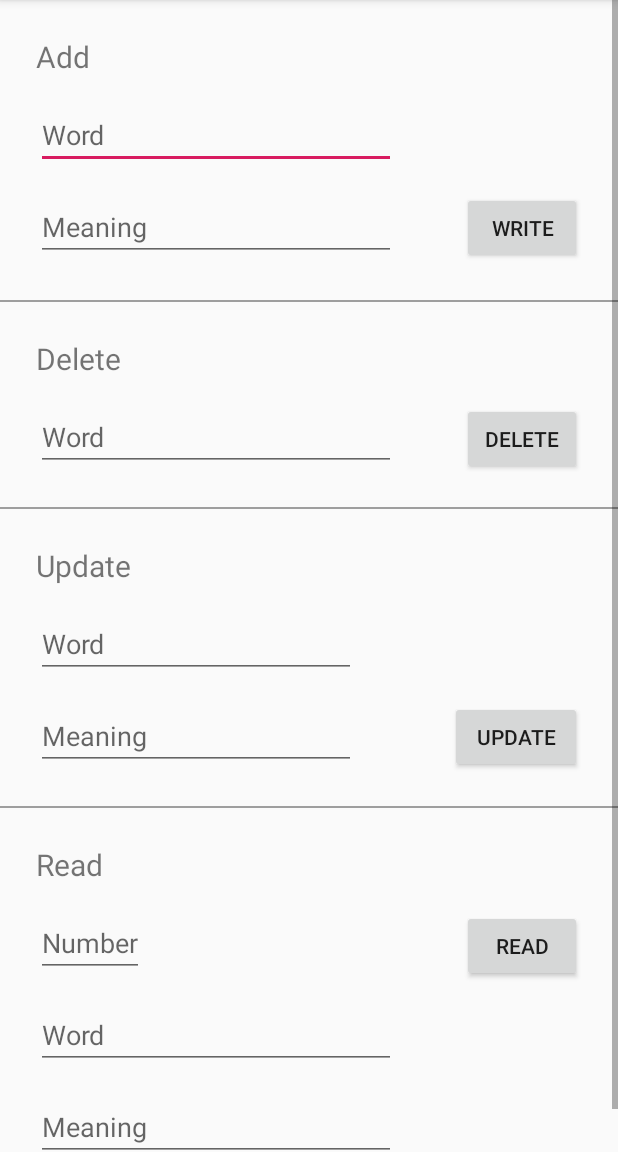
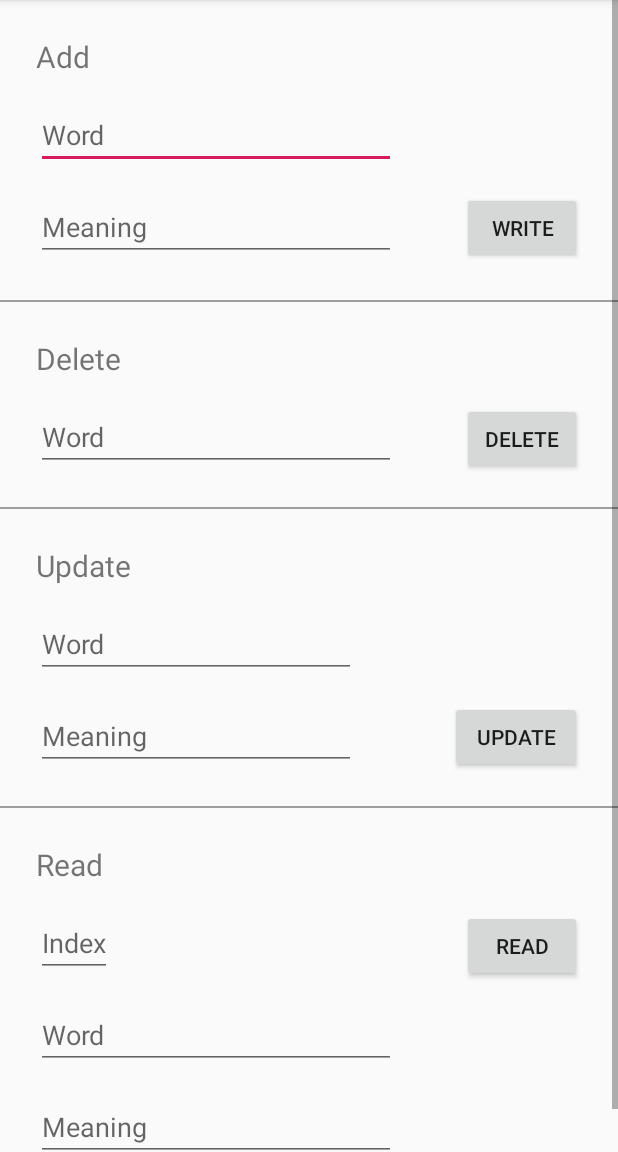
Before and after one commit to A1stTimePlay/Dictionary, an Android app: the View_Home screen opened directly, with no data from a screen before it, on a phone screen of 412 x 824 dp, the part 84-1236 px from its top. Run offline under Robolectric (Android 15) with nearby library versions, the phone set to English and light mode, and no system bars.

Commit message:
project complete

```diff
--- a/app/src/main/java/com/example/dictionary/MainActivity.java
+++ b/app/src/main/java/com/example/dictionary/MainActivity.java
@@ -6,7 +6,6 @@ import android.content.Intent;
 import android.os.Bundle;
 import android.view.View;
 import android.widget.Button;
-import android.widget.TextView;
 
 import com.example.dictionary.View.View_Home;
 import com.example.dictionary.View.View_Search;
--- a/app/src/main/java/com/example/dictionary/Presenter/Presenter_Search.java
+++ b/app/src/main/java/com/example/dictionary/Presenter/Presenter_Search.java
@@ -1,7 +1,6 @@
 package com.example.dictionary.Presenter;
 
 import com.example.dictionary.MainActivity;
-import com.example.dictionary.Model.Trie;
 import com.example.dictionary.View.View_Search;
 
 import java.io.FileInputStream;
@@ -9,7 +8,6 @@ import java.io.FileNotFoundException;
 import java.io.IOException;
 
 import static com.example.dictionary.MainActivity.MAX_MEANING_CHARACTER;
-import static com.example.dictionary.MainActivity.MAX_WORD_CHARACTER;
 
 public class Presenter_Search implements IPresenter_Search{
     View_Search view_search;
--- a/app/src/main/java/com/example/dictionary/View/IView_Home.java
+++ b/app/src/main/java/com/example/dictionary/View/IView_Home.java
@@ -1,6 +1,8 @@
 package com.example.dictionary.View;
 
 public interface IView_Home {
-    void showOnTextView(String word, String meaning);
-    void deleteCallBack();
+    void addCallBack(String word, int status);
+    void readCallBack(String word, String meaning);
+    void deleteCallBack(String word, int status);
+    void updateCallBack(String word, int status);
 }
--- a/app/src/main/java/com/example/dictionary/View/View_Home.java
+++ b/app/src/main/java/com/example/dictionary/View/View_Home.java
@@ -6,6 +6,7 @@ import android.os.Bundle;
 import android.view.View;
 import android.widget.Button;
 import android.widget.EditText;
+import android.widget.Toast;
 
 import com.example.dictionary.MainActivity;
 import com.example.dictionary.Presenter.Presenter_Home;
@@ -15,6 +16,10 @@ public class View_Home extends AppCompatActivity implements IView_Home {
     EditText etWordRead;
     EditText etMeaningRead;
     EditText etWordDelete;
+    EditText etWordUpdate;
+    EditText etMeaningUpdate;
+    EditText etWordAdd;
+    EditText etMeaningAdd;
     Presenter_Home presenter_home;
 
     @Override
@@ -22,16 +27,19 @@ public class View_Home extends AppCompatActivity implements IView_Home {
         super.onCreate(savedInstanceState);
         setContentView(R.layout.activity_home);
         presenter_home = new Presenter_Home(this);
-        final EditText etWordAdd = findViewById(R.id.etWordAdd);
-        final EditText etMeaningAdd = findViewById(R.id.etMeaningAdd);
+
         Button write = findViewById(R.id.write);
         Button read = findViewById(R.id.read);
         Button delete = findViewById(R.id.delete);
         Button update = findViewById(R.id.update);
         final EditText etNumber = findViewById(R.id.number);
+        etWordAdd = findViewById(R.id.etWordAdd);
+        etMeaningAdd = findViewById(R.id.etMeaningAdd);
         etWordRead = findViewById(R.id.etWordRead);
         etMeaningRead = findViewById(R.id.etMeaningRead);
         etWordDelete = findViewById(R.id.etWordDelete);
+        etWordUpdate = findViewById(R.id.etWordUpdate);
+        etMeaningUpdate = findViewById(R.id.etMeaningUpdate);
 
         write.setOnClickListener(new View.OnClickListener() {
             @Override
@@ -39,7 +47,7 @@ public class View_Home extends AppCompatActivity implements IView_Home {
                 String word = etWordAdd.getText().toString().trim().toLowerCase();
                 String meaning = etMeaningAdd.getText().toString().trim().toLowerCase();
                 if (word.length() != 0 && meaning.length() != 0) {
-                    presenter_home.write(MainActivity.WORD, MainActivity.MEANING ,word, meaning);
+                    presenter_home.write(MainActivity.WORD, MainActivity.MEANING, word, meaning);
                 } else {
                     System.out.println("Input all required field");
                 }
@@ -48,10 +56,10 @@ public class View_Home extends AppCompatActivity implements IView_Home {
         read.setOnClickListener(new View.OnClickListener() {
             @Override
             public void onClick(View v) {
-                String number = etNumber.getText().toString().trim();
+                String number = etNumber.getText().toString().trim().toLowerCase();
                 if (number.length() != 0) {
                     int step = Integer.parseInt(number);
-                        presenter_home.read(MainActivity.WORD, MainActivity.MEANING, step);
+                    presenter_home.read(MainActivity.WORD, MainActivity.MEANING, step);
                 } else {
                     System.out.println("Input all required field");
                 }
@@ -60,21 +68,48 @@ public class View_Home extends AppCompatActivity implements IView_Home {
         delete.setOnClickListener(new View.OnClickListener() {
             @Override
             public void onClick(View view) {
-                String word = etWordDelete.getText().toString();
+                String word = etWordDelete.getText().toString().trim().toLowerCase();
                 presenter_home.delete(MainActivity.WORD, MainActivity.MEANING, word);
+            }
+        });
+        update.setOnClickListener(new View.OnClickListener() {
+            @Override
+            public void onClick(View v) {
+                String word = etWordUpdate.getText().toString().trim().toLowerCase();
+                String meaning = etMeaningUpdate.getText().toString().trim().toLowerCase();
+                presenter_home.update(MainActivity.WORD, MainActivity.MEANING, word, meaning);
             }
         });
     }
 
     @Override
-    public void showOnTextView(String word, String meaning) {
+    public void addCallBack(String word, int status) {
+        if (status == 0)
+            Toast.makeText(this, "Add successful: " + word, Toast.LENGTH_SHORT).show();
+        else
+            Toast.makeText(this, "Add unsuccessful: " + word + " already added", Toast.LENGTH_SHORT).show();
+    }
+
+    @Override
+    public void readCallBack(String word, String meaning) {
         etWordRead.setText(word);
         etMeaningRead.setText(meaning);
     }
 
     @Override
-    public void deleteCallBack() {
+    public void deleteCallBack(String word, int status) {
+        if (status == 0)
+            Toast.makeText(this, "Delete successful: " + word, Toast.LENGTH_SHORT).show();
+        else
+            Toast.makeText(this, "Delete unsuccessful: " + word + " not found", Toast.LENGTH_SHORT).show();
+    }
 
+    @Override
+    public void updateCallBack(String word, int status) {
+        if (status == 0)
+            Toast.makeText(this, "Update successful: " + word, Toast.LENGTH_SHORT).show();
+        else
+            Toast.makeText(this, "Update unsuccessful: " + word + " not found", Toast.LENGTH_SHORT).show();
     }
 
 }
--- a/app/src/main/java/com/example/dictionary/View/View_Search.java
+++ b/app/src/main/java/com/example/dictionary/View/View_Search.java
@@ -2,11 +2,10 @@ package com.example.dictionary.View;
 
 import androidx.appcompat.app.AppCompatActivity;
 
-import android.content.Intent;
 import android.os.Bundle;
 import android.view.View;
-import android.widget.Button;
 import android.widget.EditText;
+import android.widget.ImageView;
 import android.widget.TextView;
 
 import com.example.dictionary.MainActivity;
@@ -25,7 +24,7 @@ public class View_Search extends AppCompatActivity implements IView_Search{
         setContentView(R.layout.activity_search);
         final EditText etSearchBar = findViewById(R.id.search_bar);
         tvSearchMeaning= findViewById(R.id.tvSearchMeaning);
-        Button btnSearch = findViewById(R.id.btnSearch);
+        ImageView btnSearch = findViewById(R.id.btnSearch);
 
         trie = new Trie();
         trie.create(MainActivity.WORD, MainActivity.MAX_WORD_CHARACTER);
--- a/app/src/main/res/layout/activity_home.xml
+++ b/app/src/main/res/layout/activity_home.xml
@@ -86,7 +86,7 @@
             android:layout_height="wrap_content"
             android:layout_marginStart="24dp"
             android:layout_marginTop="16dp"
-            android:hint="Number"
+            android:hint="Index"
             android:inputType="numberSigned"
             app:layout_constraintStart_toStartOf="parent"
             app:layout_constraintTop_toBottomOf="@+id/tvRead" />
@@ -122,7 +122,7 @@
             android:layout_marginStart="24dp"
             android:layout_marginTop="24dp"
             android:text="Add"
-            android:textSize="20dp"
+            android:textSize="20sp"
             app:layout_constraintStart_toStartOf="parent"
             app:layout_constraintTop_toTopOf="parent" />
 
@@ -133,7 +133,7 @@
             android:layout_marginStart="24dp"
             android:layout_marginTop="24dp"
             android:text="Delete"
-            android:textSize="20dp"
+            android:textSize="20sp"
             app:layout_constraintStart_toStartOf="parent"
             app:layout_constraintTop_toBottomOf="@+id/line1" />
 
@@ -144,7 +144,7 @@
             android:layout_marginStart="24dp"
             android:layout_marginTop="24dp"
             android:text="Update"
-            android:textSize="20dp"
+            android:textSize="20sp"
             app:layout_constraintStart_toStartOf="parent"
             app:layout_constraintTop_toBottomOf="@+id/line" />
 
@@ -155,7 +155,7 @@
             android:layout_marginStart="24dp"
             android:layout_marginTop="24dp"
             android:text="Read"
-            android:textSize="20dp"
+            android:textSize="20sp"
             app:layout_constraintStart_toStartOf="parent"
             app:layout_constraintTop_toBottomOf="@+id/line2" />
 
@@ -187,7 +187,7 @@
             android:layout_marginTop="24dp"
             android:background="@color/gray"
             app:layout_constraintStart_toStartOf="parent"
-            app:layout_constraintTop_toBottomOf="@+id/editText2" />
+            app:layout_constraintTop_toBottomOf="@+id/etMeaningUpdate" />
 
         <EditText
             android:id="@+id/etWordUpdate"
@@ -202,7 +202,7 @@
             app:layout_constraintTop_toBottomOf="@+id/tvUpdate" />
 
         <EditText
-            android:id="@+id/editText2"
+            android:id="@+id/etMeaningUpdate"
             android:layout_width="wrap_content"
             android:layout_height="wrap_content"
             android:layout_marginStart="24dp"
--- a/app/src/main/res/layout/activity_main.xml
+++ b/app/src/main/res/layout/activity_main.xml
@@ -11,7 +11,7 @@
         android:layout_width="wrap_content"
         android:layout_height="wrap_content"
         android:layout_marginTop="16dp"
-        android:text="Home"
+        android:text="Admin"
         app:layout_constraintEnd_toEndOf="parent"
         app:layout_constraintStart_toStartOf="parent"
         app:layout_constraintTop_toTopOf="parent" />
```
Also changed, not shown: app/build.gradle (+4 -3 lines), app/src/main/java/com/example/dictionary/Presenter/Presenter_Home.java (+10 -4 lines), app/src/main/res/drawable/ic_search_black_24dp.xml (added, +9 -0 lines), app/src/main/res/layout/activity_search.xml (+34 -18 lines).
